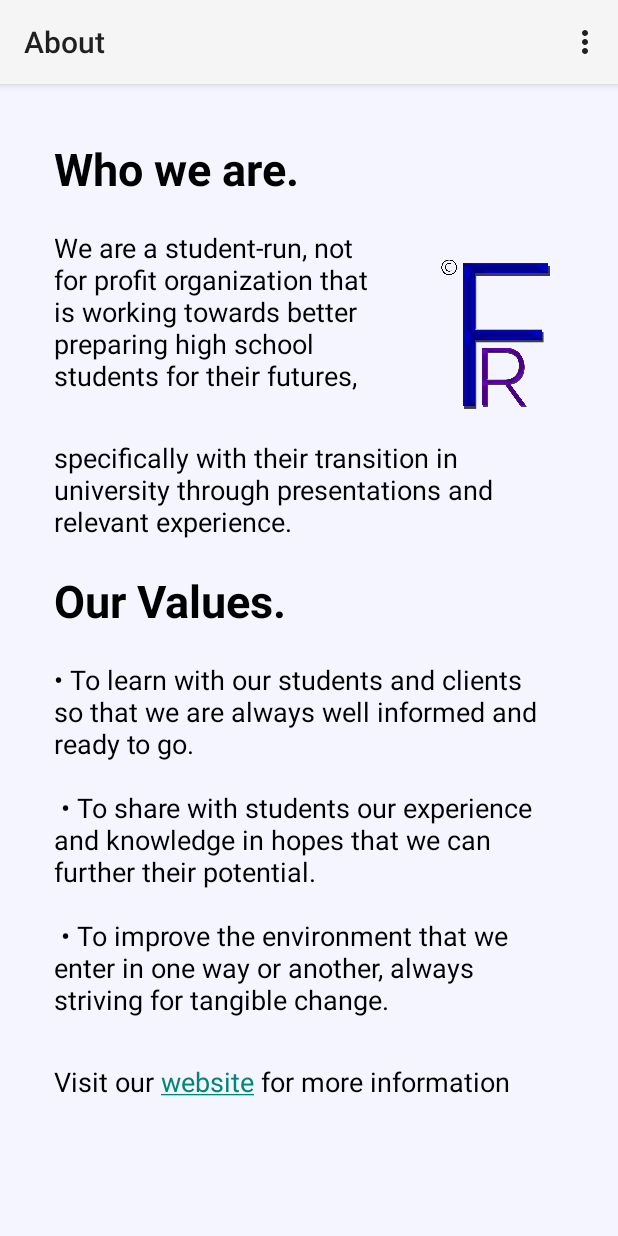
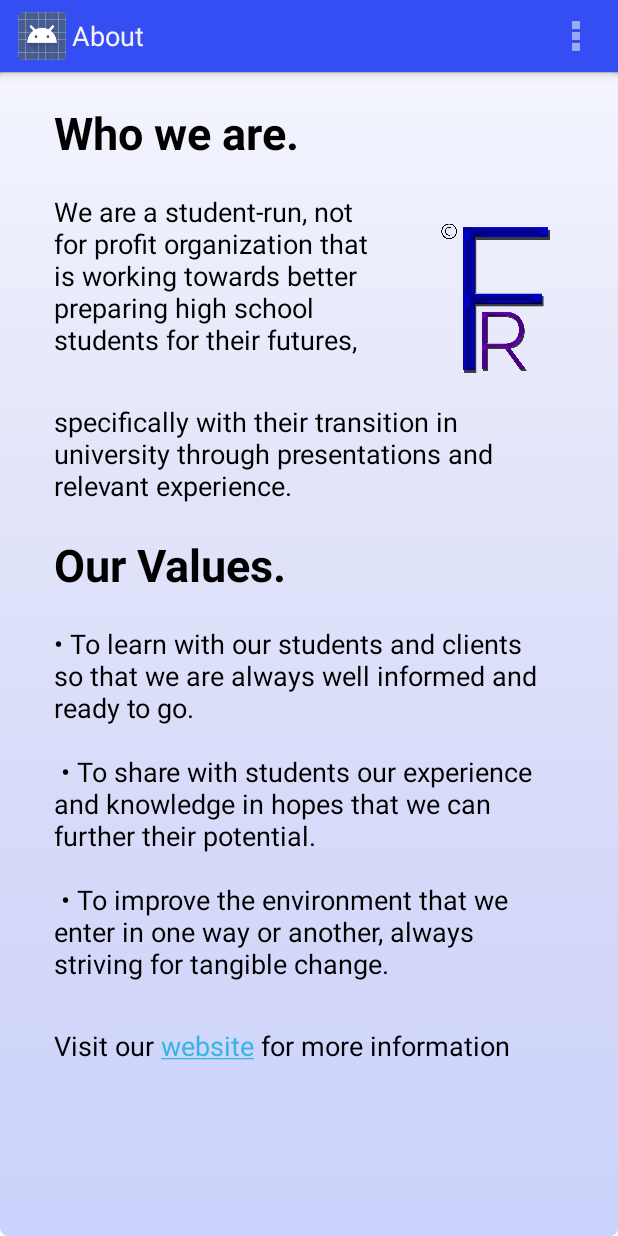
Before and after one commit to vishalkuo/FuturesRevealed, an Android app: the screen it shows after launch (aboutActivity), after a tap on an icon or button, on a phone screen of 412 x 824 dp. Run offline under Robolectric (Android 15) with nearby library versions, the phone set to English and light mode, and no system bars.

Commit message:
lots of UI advancements

```diff
--- a/android/app/src/main/java/vishalkuo/com/futuresrevealed/MainActivity.java
+++ b/android/app/src/main/java/vishalkuo/com/futuresrevealed/MainActivity.java
@@ -1,5 +1,6 @@
 package vishalkuo.com.futuresrevealed;
 
+import android.app.Activity;
 import android.app.AlertDialog;
 import android.content.Context;
 import android.content.DialogInterface;
@@ -35,7 +36,7 @@ import java.util.ArrayList;
 import java.util.List;
 
 
-public class MainActivity extends ActionBarActivity {
+public class MainActivity extends Activity {
 
     private ImageView mainLogo;
     private ImageButton about;
--- a/android/app/src/main/java/vishalkuo/com/futuresrevealed/aboutActivity.java
+++ b/android/app/src/main/java/vishalkuo/com/futuresrevealed/aboutActivity.java
@@ -1,5 +1,6 @@
 package vishalkuo.com.futuresrevealed;
 
+import android.app.Activity;
 import android.support.v7.app.ActionBarActivity;
 import android.os.Bundle;
 import android.text.Html;
@@ -9,7 +10,7 @@ import android.view.MenuItem;
 import android.widget.TextView;
 
 
-public class aboutActivity extends ActionBarActivity {
+public class aboutActivity extends Activity {
 
     private TextView tv;
 
--- a/android/app/src/main/java/vishalkuo/com/futuresrevealed/contactActivity.java
+++ b/android/app/src/main/java/vishalkuo/com/futuresrevealed/contactActivity.java
@@ -1,5 +1,6 @@
 package vishalkuo.com.futuresrevealed;
 
+import android.app.Activity;
 import android.content.Context;
 import android.content.Intent;
 import android.net.Uri;
@@ -15,7 +16,7 @@ import android.widget.ImageView;
 import android.widget.TextView;
 
 
-public class contactActivity extends ActionBarActivity {
+public class contactActivity extends Activity {
     private ImageButton facebook;
     private ImageButton twitter;
     private ImageButton linkedin;
--- a/android/app/src/main/java/vishalkuo/com/futuresrevealed/surveyActivity.java
+++ b/android/app/src/main/java/vishalkuo/com/futuresrevealed/surveyActivity.java
@@ -1,5 +1,6 @@
 package vishalkuo.com.futuresrevealed;
 
+import android.app.Activity;
 import android.content.Context;
 import android.support.v7.app.ActionBarActivity;
 import android.os.Bundle;
@@ -14,7 +15,7 @@ import android.widget.TextView;
 import android.widget.Toast;
 
 
-public class surveyActivity extends ActionBarActivity {
+public class surveyActivity extends Activity {
     private ListView listView;
     private ProgressBar spinner;
     private Context c = this;
--- /dev/null
+++ b/android/app/src/main/res/drawable/bg.xml
@@ -0,0 +1,7 @@
+<?xml version="1.0" encoding="utf-8"?>
+<shape xmlns:android = "http://schemas.android.com/apk/res/android" android:shape="rectangle">
+    <stroke android:width="0dp" android:color="#FF404040"/>
+    <corners android:radius="5dp"/>
+    <gradient android:startColor="#40344EF3"  android:endColor="#F4F5FE" android:angle="90" />
+
+</shape>
--- a/android/app/src/main/res/layout/activity_about.xml
+++ b/android/app/src/main/res/layout/activity_about.xml
@@ -3,10 +3,9 @@
     xmlns:tools="http://schemas.android.com/tools" android:layout_width="match_parent"
     android:layout_height="match_parent" android:paddingLeft="@dimen/activity_horizontal_margin"
     android:paddingRight="@dimen/activity_horizontal_margin"
-    android:paddingTop="@dimen/activity_vertical_margin"
     android:paddingBottom="@dimen/activity_vertical_margin"
     tools:context="vishalkuo.com.futuresrevealed.contactActivity"
-    android:background="#F4F5FE">
+    android:background="@drawable/bg">
 
 
 <RelativeLayout  android:layout_width="match_parent"
--- a/android/app/src/main/res/layout/activity_contact2.xml
+++ b/android/app/src/main/res/layout/activity_contact2.xml
@@ -4,7 +4,7 @@
     android:paddingRight="@dimen/activity_horizontal_margin"
     android:paddingTop="@dimen/activity_vertical_margin"
     android:paddingBottom="@dimen/activity_vertical_margin" tools:context=".MainActivity"
-    android:background="#F4F5FE"
+    android:background="@drawable/bg"
     >
 
 
--- a/android/app/src/main/res/layout/activity_main.xml
+++ b/android/app/src/main/res/layout/activity_main.xml
@@ -4,7 +4,7 @@
     android:paddingRight="@dimen/activity_horizontal_margin"
     android:paddingTop="@dimen/activity_vertical_margin"
     android:paddingBottom="@dimen/activity_vertical_margin" tools:context=".MainActivity"
-    android:background="#F4F5FE"
+    android:background="@drawable/bg"
    >
 
 
--- a/android/app/src/main/res/layout/activity_survey.xml
+++ b/android/app/src/main/res/layout/activity_survey.xml
@@ -5,7 +5,7 @@
     android:paddingTop="@dimen/activity_vertical_margin"
     android:paddingBottom="@dimen/activity_vertical_margin"
     tools:context="vishalkuo.com.futuresrevealed.surveyActivity"
-    android:background="#F4F5FE">
+    android:background="@drawable/bg">
 
 
 
--- a/android/app/src/main/res/values/styles.xml
+++ b/android/app/src/main/res/values/styles.xml
@@ -3,11 +3,15 @@
 <!-- Generated with http://android-holo-colors.com -->
 <resources xmlns:android="http://schemas.android.com/apk/res/android">
 
-    <style name="AppTheme" parent="Theme.AppCompat.Light">
-
+    <style name="AppTheme" parent="@android:style/Theme.Holo.Light.DarkActionBar">
+        <item name = "android:actionBarStyle">@style/MyActionBar</item>
 
     </style>
 
+
+    <style name = "MyActionBar" parent = "@android:style/Widget.Holo.Light.ActionBar.Solid.Inverse">
+        <item name="android:background">#344EF3</item>
+    </style>
 
 
 
```
